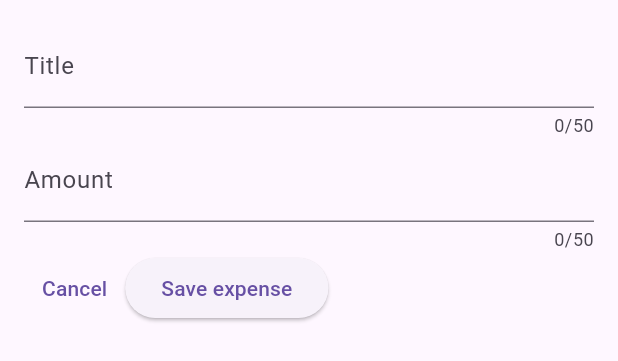
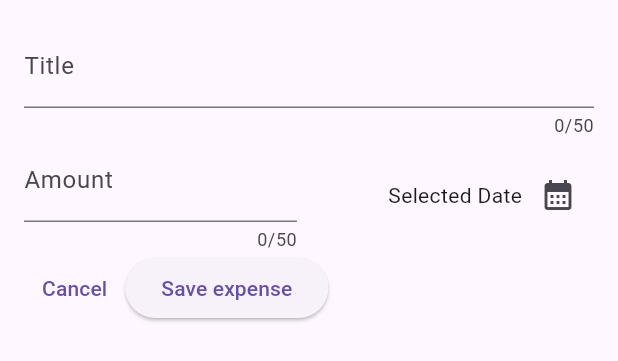
Before and after one commit to deepBn/expense_tracker, a Flutter app: the NewExpense widget shown alone on an empty page, opened directly, on a phone screen of 412 x 824 dp. Shown: the top 361 px of the screen. Run offline on Flutter 3.47's test engine with Material 2 defaults, Android fonts, the phone set to English and light mode, and no system bars.

Commit message:
Displaying a datepicker

```diff
--- a/lib/widgets/new_expense.dart
+++ b/lib/widgets/new_expense.dart
@@ -12,6 +12,18 @@ class NewExpense extends StatefulWidget {
 class _NewExpenseState extends State<NewExpense> {
   final _titleController = TextEditingController();
   final _amountController = TextEditingController();
+
+  void _presetDatePicker() {
+    final now = DateTime.now();
+    final firstDate = DateTime(now.year - 1, now.month, now.day);
+
+    showDatePicker(
+      context: context,
+      initialDate: now,
+      firstDate: firstDate,
+      lastDate: now,
+    );
+  }
 
   @override
   void dispose() {
@@ -33,7 +45,10 @@ class _NewExpenseState extends State<NewExpense> {
               label: Text('Title'),
             ),
           ),
-          TextField(
+          Row(
+            children: [
+              Expanded(
+                child: TextField(
                   controller: _amountController,
                   maxLength: 50,
                   keyboardType: TextInputType.number,
@@ -41,6 +56,25 @@ class _NewExpenseState extends State<NewExpense> {
                     prefixText: '\$',
                     label: Text('Amount'),
                   ),
+                ),
+              ),
+              const SizedBox(
+                width: 16,
+              ),
+              Expanded(
+                child: Row(
+                  mainAxisAlignment: MainAxisAlignment.end,
+                  crossAxisAlignment: CrossAxisAlignment.center,
+                  children: [
+                    const Text('Selected Date'),
+                    IconButton(
+                      onPressed: _presetDatePicker,
+                      icon: const Icon(Icons.calendar_month),
+                    )
+                  ],
+                ),
+              )
+            ],
           ),
           Row(
             children: [
```
Lines whose indentation alone changed are shown as unchanged.
